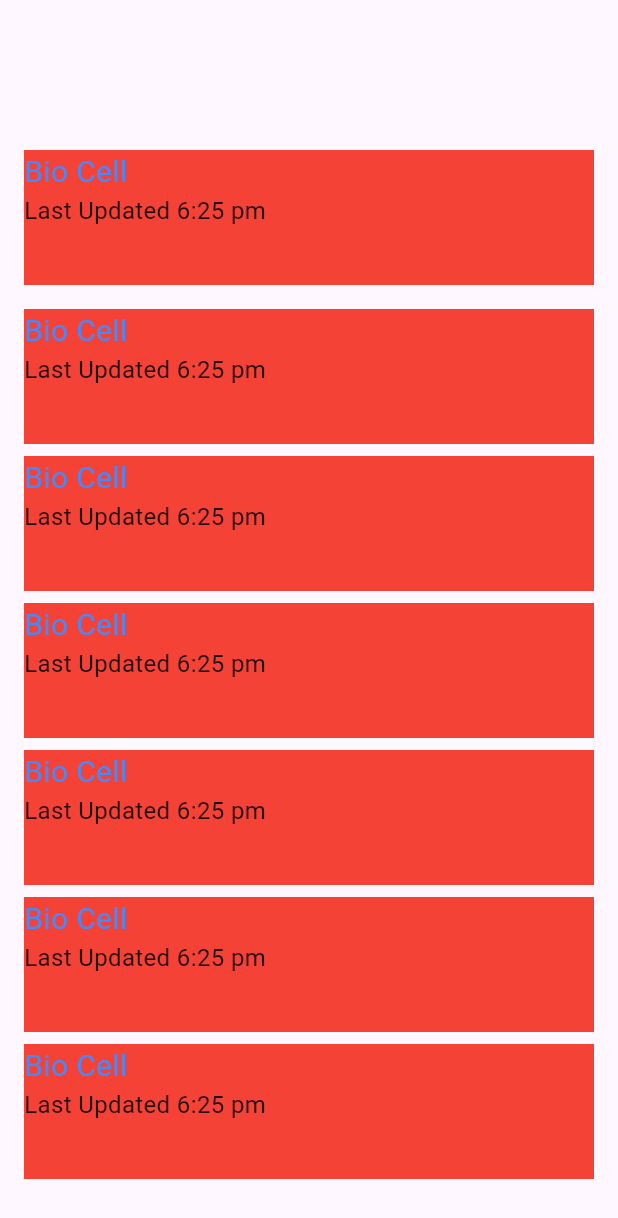
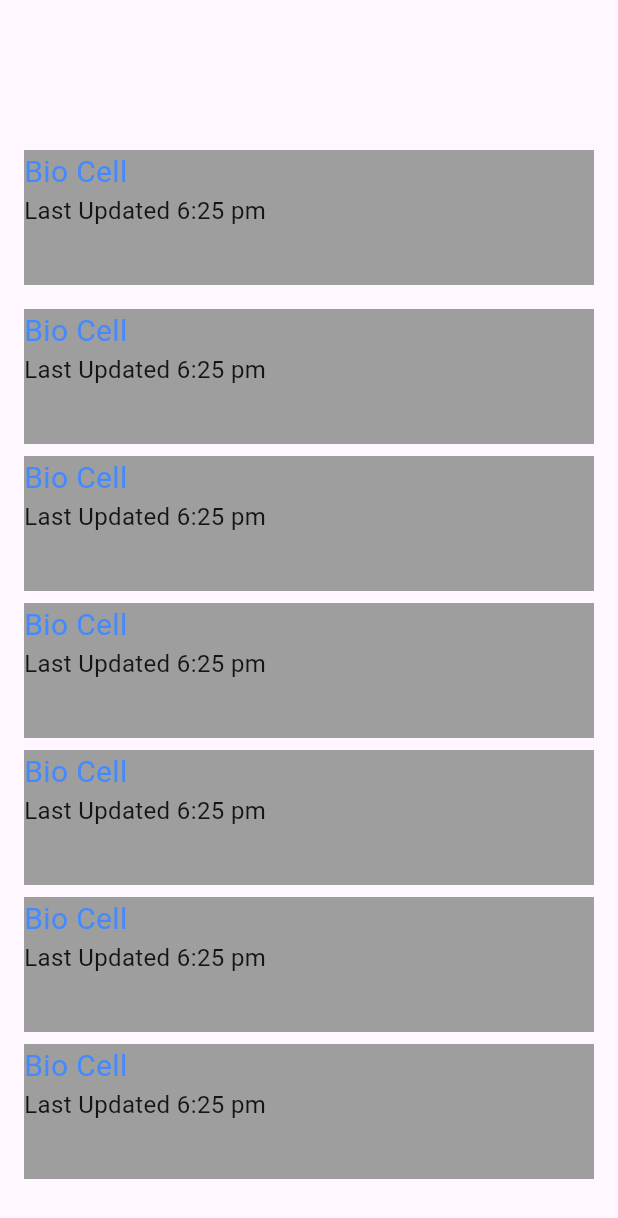
Before and after one commit to Saeed1386Eslami/thermocall, a Flutter app: the screen it shows after launch, on a phone screen of 412 x 824 dp. Shown: the top 1218 px of the screen. Run offline on Flutter 3.47's test engine with Material 3 defaults, Android fonts, the light colour scheme and no system bars; missing offline and left inert: dart:ffi.

Commit message:
Add home page

```diff
--- a/lib/login/view/home.dart
+++ b/lib/login/view/home.dart
@@ -67,7 +67,7 @@ class Freezer extends StatelessWidget {
         Container(
           width: 2000,
           height: 90,
-          color: Colors.red,
+          color: Colors.grey,
           child:
               Column(crossAxisAlignment: CrossAxisAlignment.start, children: [
             Text(freezer_name,
```
